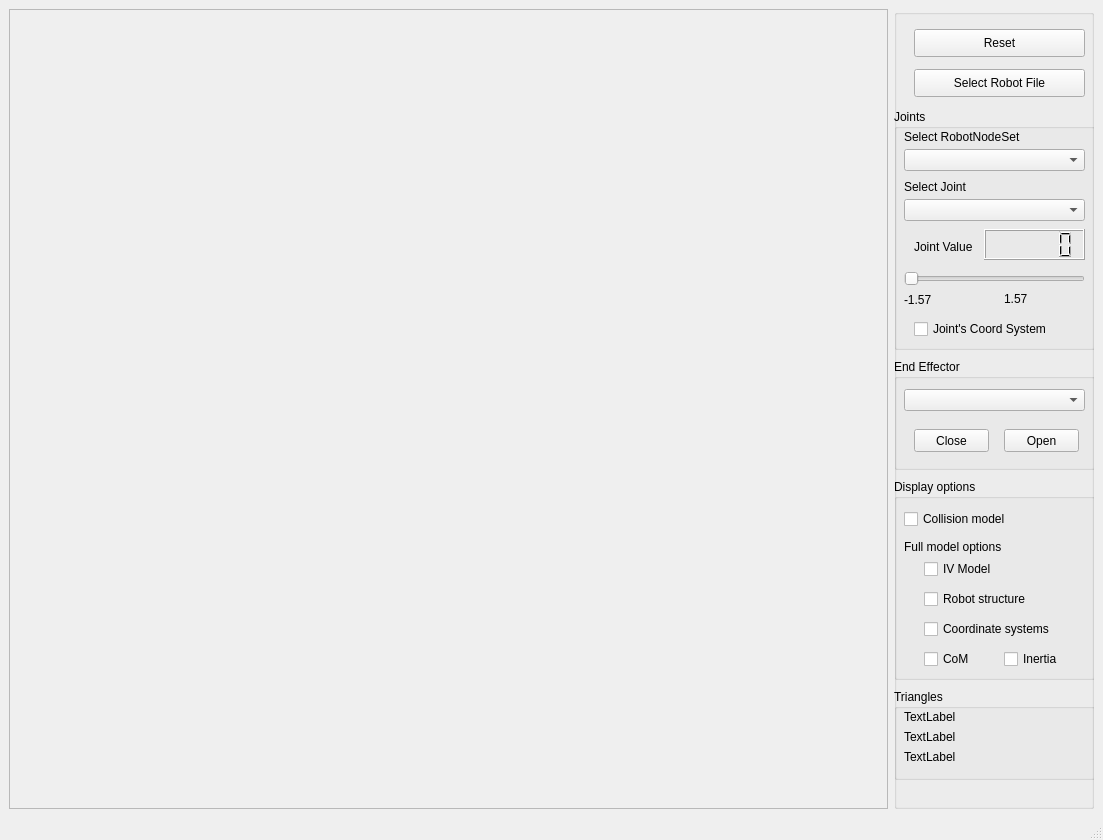
Above: VirtualRobot/examples/RobotViewer/RobotViewer.ui from softbankrobotics-research/Simox before the change. Below: the same form after it.
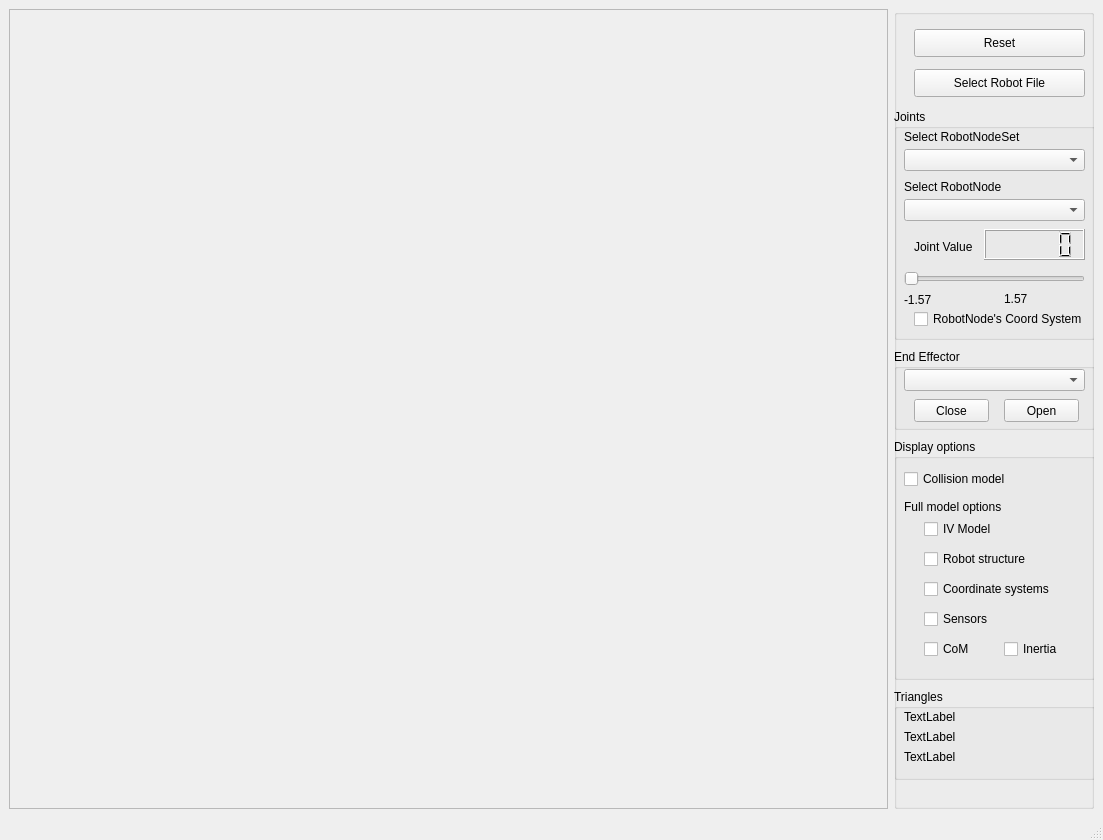
That is the form after the change.

Commit message: Added sensor visu to robotviewer. Fixed sensor visualization.

The edit to the form file:
```diff
--- a/VirtualRobot/examples/RobotViewer/RobotViewer.ui
+++ b/VirtualRobot/examples/RobotViewer/RobotViewer.ui
@@ -53,9 +53,9 @@
        <property name="geometry">
         <rect>
          <x>0</x>
-         <y>470</y>
+         <y>430</y>
          <width>201</width>
-         <height>201</height>
+         <height>241</height>
         </rect>
        </property>
        <property name="title">
@@ -130,7 +130,7 @@
         <property name="geometry">
          <rect>
           <x>30</x>
-          <y>170</y>
+          <y>200</y>
           <width>71</width>
           <height>20</height>
          </rect>
@@ -143,7 +143,7 @@
         <property name="geometry">
          <rect>
           <x>110</x>
-          <y>170</y>
+          <y>200</y>
           <width>81</width>
           <height>20</height>
          </rect>
@@ -152,6 +152,19 @@
          <string>Inertia</string>
         </property>
        </widget>
+       <widget class="QCheckBox" name="checkBoxRobotSensors">
+        <property name="geometry">
+         <rect>
+          <x>30</x>
+          <y>170</y>
+          <width>131</width>
+          <height>20</height>
+         </rect>
+        </property>
+        <property name="text">
+         <string>Sensors</string>
+        </property>
+       </widget>
       </widget>
       <widget class="QPushButton" name="pushButtonLoad">
        <property name="geometry">
@@ -172,7 +185,7 @@
          <x>0</x>
          <y>100</y>
          <width>201</width>
-         <height>241</height>
+         <height>231</height>
         </rect>
        </property>
        <property name="title">
@@ -281,13 +294,13 @@
         <property name="geometry">
          <rect>
           <x>20</x>
-          <y>210</y>
-          <width>161</width>
+          <y>200</y>
+          <width>171</width>
           <height>20</height>
          </rect>
         </property>
         <property name="text">
-         <string>Joint's Coord System</string>
+         <string>RobotNode's Coord System</string>
         </property>
        </widget>
        <widget class="QComboBox" name="comboBoxRobotNodeSet">
@@ -323,7 +336,7 @@
          </rect>
         </property>
         <property name="text">
-         <string>Select Joint</string>
+         <string>Select RobotNode</string>
         </property>
        </widget>
       </widget>
@@ -331,9 +344,9 @@
        <property name="geometry">
         <rect>
          <x>0</x>
-         <y>350</y>
+         <y>340</y>
          <width>201</width>
-         <height>111</height>
+         <height>81</height>
         </rect>
        </property>
        <property name="title">
@@ -343,7 +356,7 @@
         <property name="geometry">
          <rect>
           <x>10</x>
-          <y>30</y>
+          <y>20</y>
           <width>181</width>
           <height>22</height>
          </rect>
@@ -353,7 +366,7 @@
         <property name="geometry">
          <rect>
           <x>20</x>
-          <y>70</y>
+          <y>50</y>
           <width>75</width>
           <height>23</height>
          </rect>
@@ -366,7 +379,7 @@
         <property name="geometry">
          <rect>
           <x>110</x>
-          <y>70</y>
+          <y>50</y>
           <width>75</width>
           <height>23</height>
          </rect>
```
The commit also changes 5 other files.
